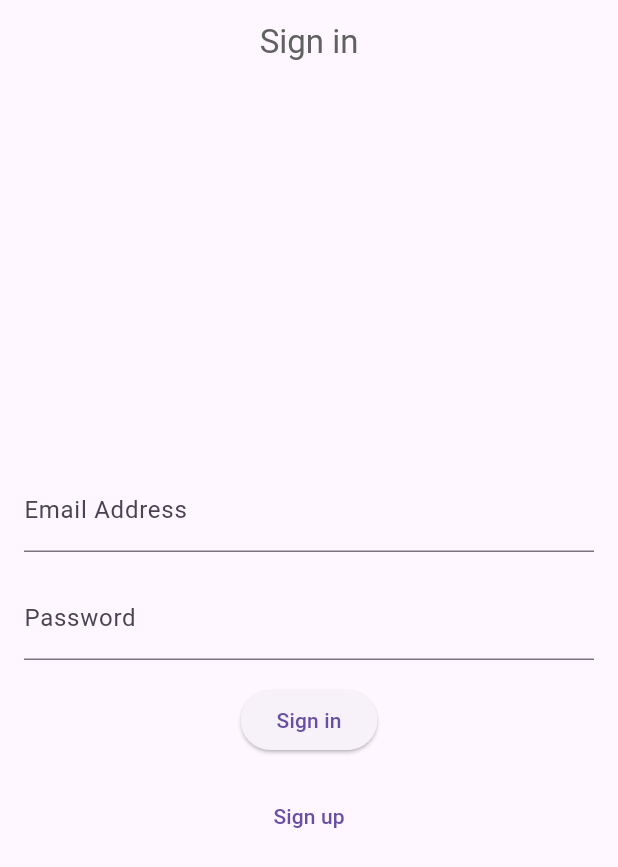
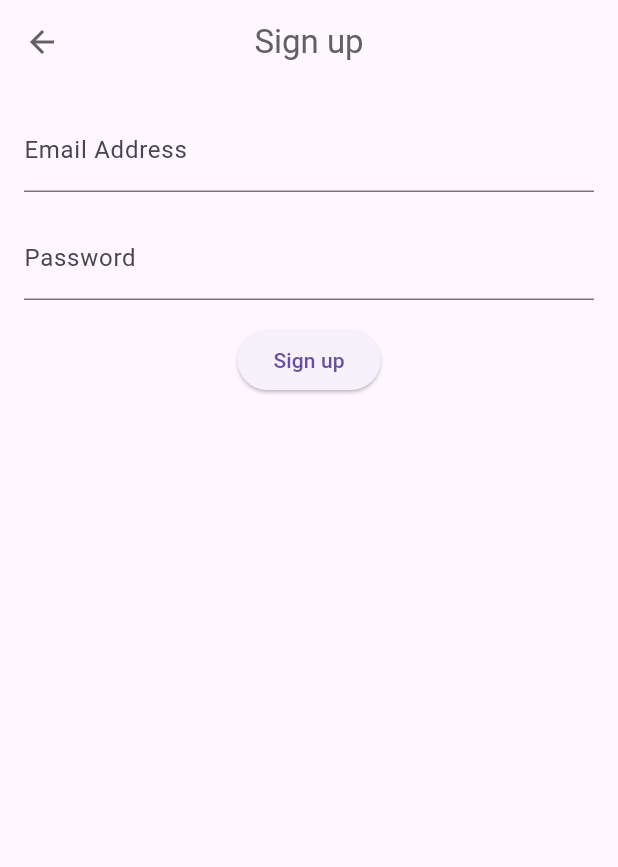
Before and after one commit to nozomi-koborinai/flutter-layered-architecture, a Flutter app: the screen it shows after launch, after a tap on "Sign up", on a phone screen of 412 x 824 dp. Shown: the top 867 px of the screen. Run offline on Flutter 3.47's test engine with Material 2 defaults, Android fonts, the phone set to English and light mode, and no system bars; our stand-ins replace flutter_riverpod, freezed_annotation.

Commit message:
🚀 feat: 基本的なサインアップ画面のデザインを作成

```diff
--- a/lib/application/usecase/user/state/text_controller_provider.dart
+++ b/lib/application/usecase/user/state/text_controller_provider.dart
@@ -1,14 +1,26 @@
 import 'package:flutter/material.dart';
 import 'package:flutter_riverpod/flutter_riverpod.dart';
 
-/// Email アドレス入力用のテキストコントローラープロバイダー
-final emailControllerProvider =
+/// Signin Email アドレス入力用のテキストコントローラープロバイダー
+final signinEmailControllerProvider =
     StateProvider.autoDispose<TextEditingController>(
   (_) => TextEditingController(),
 );
 
-/// Password 入力用のテキストコントローラープロバイダー
-final passwordControllerProvider =
+/// Signin Password 入力用のテキストコントローラープロバイダー
+final signinPasswordControllerProvider =
     StateProvider.autoDispose<TextEditingController>(
   (_) => TextEditingController(),
 );
+
+/// Signup Email アドレス入力用のテキストコントローラープロバイダー
+final signupEmailControllerProvider =
+    StateProvider.autoDispose<TextEditingController>(
+  (_) => TextEditingController(),
+);
+
+/// Signup Password 入力用のテキストコントローラープロバイダー
+final signUpPasswordControllerProvider =
+    StateProvider.autoDispose<TextEditingController>(
+  (_) => TextEditingController(),
+);
--- a/lib/presentation/page/user/component/signin_button.dart
+++ b/lib/presentation/page/user/component/signin_button.dart
@@ -1,7 +1,5 @@
 import 'package:flutter/material.dart';
 import 'package:flutter_riverpod/flutter_riverpod.dart';
-
-import '../../../../application/usecase/user/state/text_controller_provider.dart';
 
 /// サインインボタン
 class SigninButton extends ConsumerWidget {
@@ -10,10 +8,7 @@ class SigninButton extends ConsumerWidget {
   @override
   Widget build(BuildContext context, WidgetRef ref) {
     return ElevatedButton(
-      onPressed: () {
-        print(ref.watch(emailControllerProvider).text);
-        print(ref.watch(passwordControllerProvider).text);
-      },
+      onPressed: () {},
       child: const Text('Sign in'),
     );
   }
--- /dev/null
+++ b/lib/presentation/page/user/component/signup_button.dart
@@ -0,0 +1,13 @@
+import 'package:flutter/material.dart';
+
+class SignupButton extends StatelessWidget {
+  const SignupButton({super.key});
+
+  @override
+  Widget build(BuildContext context) {
+    return ElevatedButton(
+      child: const Text('Sign up'),
+      onPressed: () {},
+    );
+  }
+}
--- a/lib/presentation/page/user/component/signup_text_button.dart
+++ b/lib/presentation/page/user/component/signup_text_button.dart
@@ -1,13 +1,18 @@
 import 'package:flutter/material.dart';
+import 'package:flutter_reference_app_2/presentation/page/user/signup_page.dart';
+import 'package:flutter_riverpod/flutter_riverpod.dart';
 
-class SignupTextButton extends StatelessWidget {
+class SignupTextButton extends ConsumerWidget {
   const SignupTextButton({super.key});
 
   @override
-  Widget build(BuildContext context) {
+  Widget build(BuildContext context, WidgetRef ref) {
     return TextButton(
       onPressed: () {
-        // 新規ユーザー登録画面へ遷移する処理をここに書く
+        Navigator.push(
+          context,
+          MaterialPageRoute(builder: (context) => const SignupPage()),
+        );
       },
       child: const Text('Sign up'),
     );
--- a/lib/presentation/page/user/component/text_field.dart
+++ b/lib/presentation/page/user/component/text_field.dart
@@ -1,15 +1,17 @@
 import 'package:flutter/material.dart';
-import 'package:flutter_reference_app_2/application/usecase/user/state/text_controller_provider.dart';
-import 'package:flutter_riverpod/flutter_riverpod.dart';
 
 /// Email アドレス入力用テキストフィールド
-class EmailTextField extends ConsumerWidget {
-  const EmailTextField({super.key});
+class EmailTextField extends StatelessWidget {
+  const EmailTextField({
+    required this.controller,
+    super.key,
+  });
+  final TextEditingController controller;
 
   @override
-  Widget build(BuildContext context, WidgetRef ref) {
+  Widget build(BuildContext context) {
     return TextField(
-      controller: ref.watch(emailControllerProvider),
+      controller: controller,
       decoration: const InputDecoration(
         labelText: 'Email Address',
       ),
@@ -19,13 +21,14 @@ class EmailTextField extends ConsumerWidget {
 }
 
 /// Password 入力用テキストフィールド
-class PasswordTextField extends ConsumerWidget {
-  const PasswordTextField({super.key});
+class PasswordTextField extends StatelessWidget {
+  const PasswordTextField({required this.controller, super.key});
+  final TextEditingController controller;
 
   @override
-  Widget build(BuildContext context, WidgetRef ref) {
+  Widget build(BuildContext context) {
     return TextField(
-      controller: ref.watch(passwordControllerProvider),
+      controller: controller,
       decoration: const InputDecoration(
         labelText: 'Password',
       ),
--- a/lib/presentation/page/user/signin_page.dart
+++ b/lib/presentation/page/user/signin_page.dart
@@ -1,4 +1,5 @@
 import 'package:flutter/material.dart';
+import 'package:flutter_reference_app_2/application/usecase/user/state/text_controller_provider.dart';
 import 'package:flutter_reference_app_2/presentation/page/user/component/signin_button.dart';
 import 'package:flutter_reference_app_2/presentation/page/user/component/signup_text_button.dart';
 import 'package:flutter_reference_app_2/presentation/page/user/component/text_field.dart';
@@ -13,18 +14,22 @@ class SigninPage extends ConsumerWidget {
       appBar: AppBar(
         title: const Text('Sign in'),
       ),
-      body: const Padding(
-        padding: EdgeInsets.all(16.0),
+      body: Padding(
+        padding: const EdgeInsets.all(16.0),
         child: Column(
           mainAxisAlignment: MainAxisAlignment.center,
           children: [
-            EmailTextField(),
-            SizedBox(height: 16.0),
-            PasswordTextField(),
-            SizedBox(height: 16.0),
-            SigninButton(),
-            SizedBox(height: 16.0),
-            SignupTextButton(),
+            EmailTextField(
+              controller: ref.watch(signinEmailControllerProvider),
+            ),
+            const SizedBox(height: 16.0),
+            PasswordTextField(
+              controller: ref.watch(signinPasswordControllerProvider),
+            ),
+            const SizedBox(height: 16.0),
+            const SigninButton(),
+            const SizedBox(height: 16.0),
+            const SignupTextButton(),
           ],
         ),
       ),
--- /dev/null
+++ b/lib/presentation/page/user/signup_page.dart
@@ -0,0 +1,34 @@
+import 'package:flutter/material.dart';
+import 'package:flutter_reference_app_2/application/usecase/user/state/text_controller_provider.dart';
+import 'package:flutter_reference_app_2/presentation/page/user/component/signup_button.dart';
+import 'package:flutter_reference_app_2/presentation/page/user/component/text_field.dart';
+import 'package:flutter_riverpod/flutter_riverpod.dart';
+
+class SignupPage extends ConsumerWidget {
+  const SignupPage({super.key});
+
+  @override
+  Widget build(BuildContext context, WidgetRef ref) {
+    return Scaffold(
+      appBar: AppBar(
+        title: const Text('Sign up'),
+      ),
+      body: Padding(
+        padding: const EdgeInsets.all(16.0),
+        child: Column(
+          children: [
+            EmailTextField(
+              controller: ref.watch(signupEmailControllerProvider),
+            ),
+            const SizedBox(height: 16),
+            PasswordTextField(
+              controller: ref.watch(signUpPasswordControllerProvider),
+            ),
+            const SizedBox(height: 16),
+            const SignupButton(),
+          ],
+        ),
+      ),
+    );
+  }
+}
```
